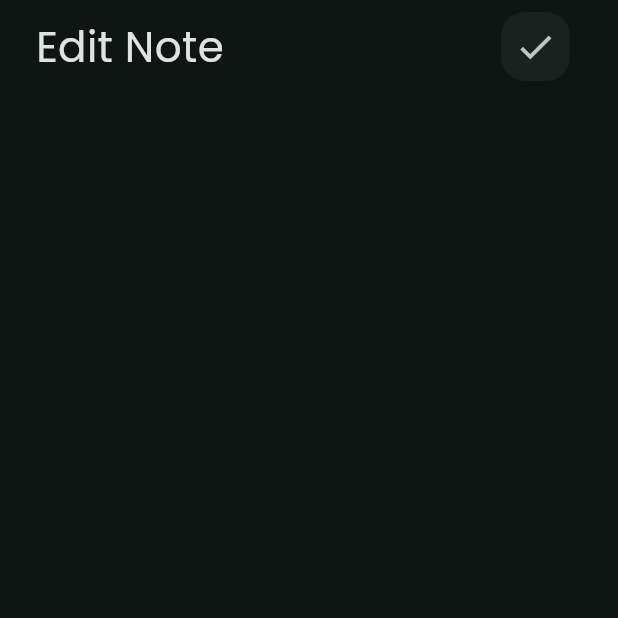
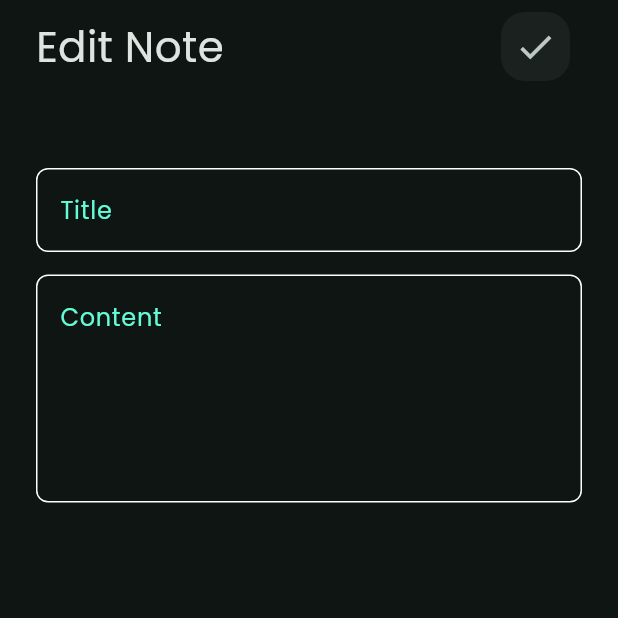
Before and after one commit to Kerofarah21/notes_app, a Flutter app: the EditNoteView screen opened directly, on a phone screen of 412 x 824 dp, the top half of it. Run offline on Flutter 3.47's test engine with Material 3 defaults, Android fonts, the phone set to English and light mode, and no system bars.

Commit message:
edit note view ui done

```diff
--- a/lib/views/edit_note_view.dart
+++ b/lib/views/edit_note_view.dart
@@ -7,7 +7,7 @@ class EditNoteView extends StatelessWidget {
 
   @override
   Widget build(BuildContext context) {
-    return const Scaffold(
+    return Scaffold(
       body: SafeArea(
         child: EditNoteViewBody(),
       ),
--- a/lib/views/widgets/edit_note_view_body.dart
+++ b/lib/views/widgets/edit_note_view_body.dart
@@ -1,21 +1,55 @@
 import 'package:flutter/material.dart';
 
+import '../../constants.dart';
 import 'custom_app_bar.dart';
+import 'custom_text_field.dart';
 
 class EditNoteViewBody extends StatelessWidget {
-  const EditNoteViewBody({
+  EditNoteViewBody({
     super.key,
   });
 
+  final TextEditingController titleController = TextEditingController();
+  final TextEditingController contentController = TextEditingController();
+
   @override
   Widget build(BuildContext context) {
-    return const Padding(
-      padding: EdgeInsets.symmetric(horizontal: 24),
-      child: Column(
-        children: [
-          CustomAppBar(
-            title: 'Edit Note',
-            icon: Icons.check,
+    return Padding(
+      padding: const EdgeInsets.symmetric(horizontal: 24),
+      child: CustomScrollView(
+        slivers: [
+          SliverFillRemaining(
+            child: Column(
+              children: [
+                const CustomAppBar(
+                  title: 'Edit Note',
+                  icon: Icons.check,
+                ),
+                const SizedBox(
+                  height: 50,
+                ),
+                CustomTextField(
+                  hintText: 'Title',
+                  hintColor: kPrimaryColor,
+                  cursorColor: kPrimaryColor,
+                  keyboardType: TextInputType.text,
+                  textInputAction: TextInputAction.next,
+                  controller: titleController,
+                ),
+                const SizedBox(
+                  height: 15,
+                ),
+                CustomTextField(
+                  hintText: 'Content',
+                  hintColor: kPrimaryColor,
+                  cursorColor: kPrimaryColor,
+                  maxLines: 5,
+                  keyboardType: TextInputType.text,
+                  textInputAction: TextInputAction.done,
+                  controller: contentController,
+                ),
+              ],
+            ),
           ),
         ],
       ),
```
